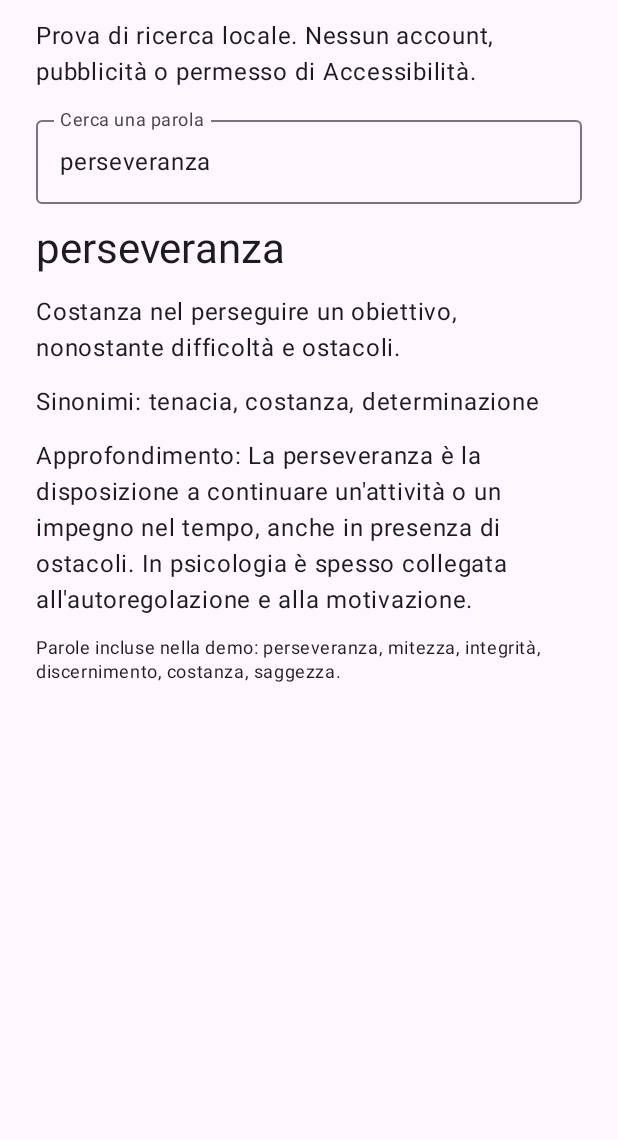
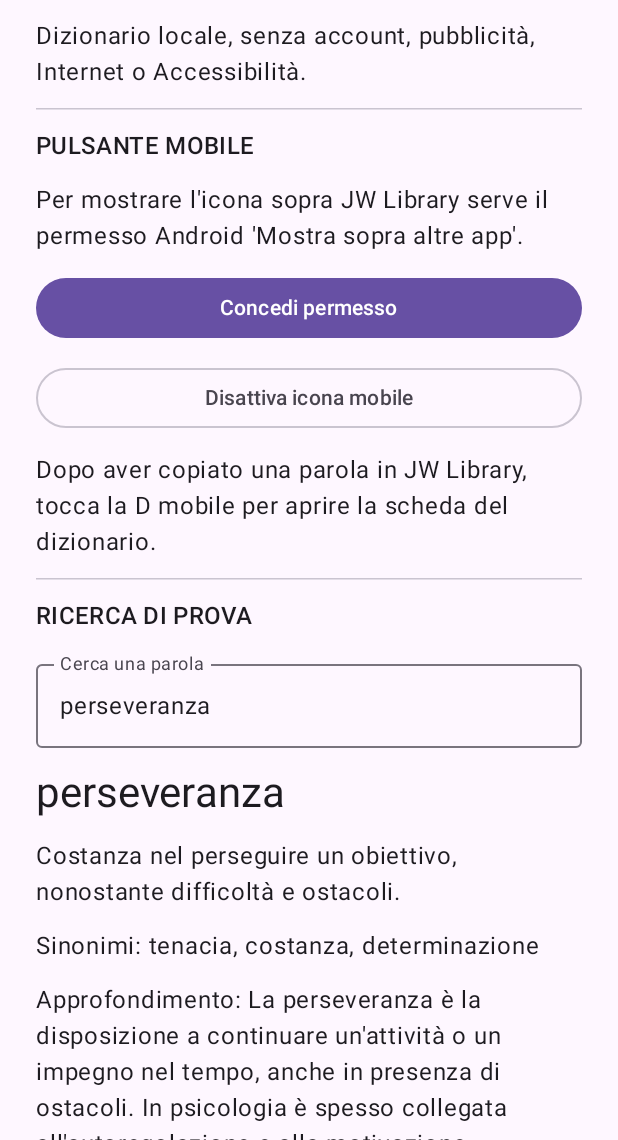
Before and after one commit to francesco80-hue/dizionario-popup, an Android app built with Jetpack Compose: the screen it shows after launch (MainActivity), on a phone screen of 412 x 824 dp, the part 96-1236 px from its top. Run offline under Robolectric (Android 15) with nearby library versions, the phone set to English and light mode, and no system bars.

Commit message:
Refresh overlay permission state safely

```diff
--- a/app/src/main/java/it/francesco/dizionariopopup/MainActivity.kt
+++ b/app/src/main/java/it/francesco/dizionariopopup/MainActivity.kt
@@ -1,6 +1,9 @@
 package it.francesco.dizionariopopup
 
+import android.content.Intent
+import android.net.Uri
 import android.os.Bundle
+import android.provider.Settings
 import androidx.activity.ComponentActivity
 import androidx.activity.compose.setContent
 import androidx.compose.foundation.layout.*
@@ -10,10 +13,14 @@ import androidx.compose.material3.*
 import androidx.compose.runtime.*
 import androidx.compose.ui.Modifier
 import androidx.compose.ui.unit.dp
+import androidx.core.content.ContextCompat
 
 class MainActivity : ComponentActivity() {
+    private var overlayGranted by mutableStateOf(false)
+
     override fun onCreate(savedInstanceState: Bundle?) {
         super.onCreate(savedInstanceState)
+        overlayGranted = Settings.canDrawOverlays(this)
         setContent {
             MaterialTheme {
                 var query by remember { mutableStateOf("perseveranza") }
@@ -21,7 +28,25 @@ class MainActivity : ComponentActivity() {
                 Scaffold { padding ->
                     Column(Modifier.padding(padding).fillMaxSize().verticalScroll(rememberScrollState()).padding(24.dp), verticalArrangement = Arrangement.spacedBy(12.dp)) {
                         Text("Dizionario Popup", style = MaterialTheme.typography.headlineLarge)
-                        Text("Prova di ricerca locale. Nessun account, pubblicità o permesso di Accessibilità.")
+                        Text("Dizionario locale, senza account, pubblicità, Internet o Accessibilità.")
+                        HorizontalDivider()
+                        Text("PULSANTE MOBILE", style = MaterialTheme.typography.titleMedium)
+                        Text(if (overlayGranted) "Permesso finestra mobile autorizzato." else "Per mostrare l'icona sopra JW Library serve il permesso Android 'Mostra sopra altre app'.")
+                        Button(onClick = {
+                            if (!Settings.canDrawOverlays(this@MainActivity)) {
+                                startActivity(Intent(Settings.ACTION_MANAGE_OVERLAY_PERMISSION, Uri.parse("package:$packageName")))
+                            } else {
+                                ContextCompat.startForegroundService(this@MainActivity, Intent(this@MainActivity, FloatingButtonService::class.java))
+                            }
+                        }, modifier = Modifier.fillMaxWidth()) {
+                            Text(if (overlayGranted) "Attiva icona mobile" else "Concedi permesso")
+                        }
+                        OutlinedButton(onClick = {
+                            stopService(Intent(this@MainActivity, FloatingButtonService::class.java))
+                        }, modifier = Modifier.fillMaxWidth()) { Text("Disattiva icona mobile") }
+                        Text("Dopo aver copiato una parola in JW Library, tocca la D mobile per aprire la scheda del dizionario.")
+                        HorizontalDivider()
+                        Text("RICERCA DI PROVA", style = MaterialTheme.typography.titleMedium)
                         OutlinedTextField(value = query, onValueChange = { query = it }, label = { Text("Cerca una parola") }, modifier = Modifier.fillMaxWidth())
                         if (result != null) {
                             Text(result.word, style = MaterialTheme.typography.headlineMedium)
@@ -35,4 +60,9 @@ class MainActivity : ComponentActivity() {
             }
         }
     }
+
+    override fun onResume() {
+        super.onResume()
+        overlayGranted = Settings.canDrawOverlays(this)
+    }
 }
```
